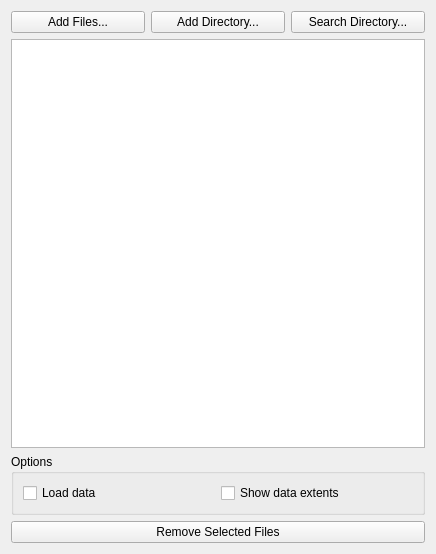
First picture: the form in Source/Minerva/Qt/Widgets/AddFileSystemWidget.ui, repository gideonmay/minervagis, before the edit.
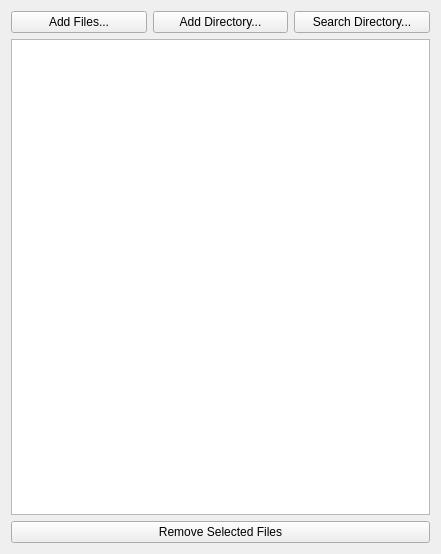
Second picture: the form after the edit.

Commit message: Removing unused feature.

Patch:
```diff
--- a/Source/Minerva/Qt/Widgets/AddFileSystemWidget.ui
+++ b/Source/Minerva/Qt/Widgets/AddFileSystemWidget.ui
@@ -6,7 +6,7 @@
    <rect>
     <x>0</x>
     <y>0</y>
-    <width>436</width>
+    <width>441</width>
     <height>554</height>
    </rect>
   </property>
@@ -42,29 +42,6 @@
    <item>
     <widget class="QListWidget" name="listWidget"/>
    </item>
-   <item>
-    <widget class="QGroupBox" name="groupBox">
-     <property name="title">
-      <string>Options</string>
-     </property>
-     <layout class="QHBoxLayout" name="horizontalLayout_2">
-      <item>
-       <widget class="QCheckBox" name="loadDataCheckBox">
-        <property name="text">
-         <string>Load data</string>
-        </property>
-       </widget>
-      </item>
-      <item>
-       <widget class="QCheckBox" name="showDataExtentsCheckBox">
-        <property name="text">
-         <string>Show data extents</string>
-        </property>
-       </widget>
-      </item>
-     </layout>
-    </widget>
-   </item>
    <item>
     <widget class="QPushButton" name="removeSelectedFilesButton">
      <property name="text">
```
The commit also changes 2 other files.
